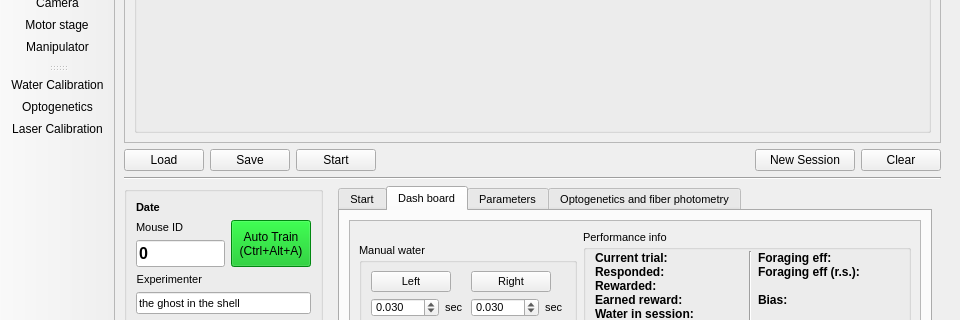
This is src/foraging_gui/ForagingGUI.ui in AllenNeuralDynamics/dynamic-foraging-task as Qt 5 draws it before an edit; both pictures show x 0 to 960 and y 158 to 478 of the 960 by 725 pixel window. The edited form follows.
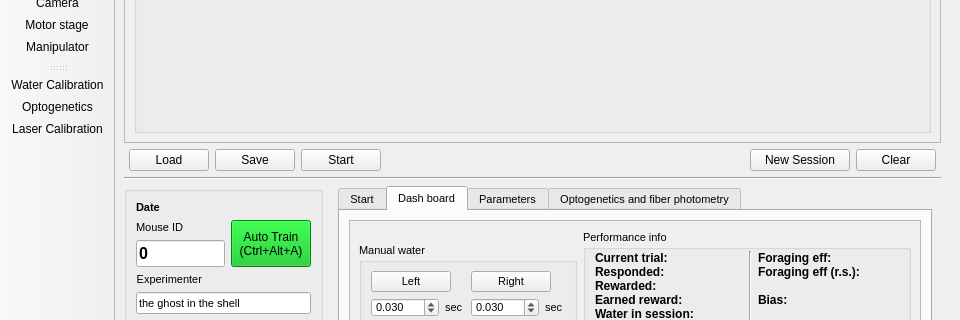
This is the edited form. The open tabs and pages were chosen to show the change. Icons and pictures are not drawn.

Commit message: adjust margin

Patch:
```diff
--- a/src/foraging_gui/ForagingGUI.ui
+++ b/src/foraging_gui/ForagingGUI.ui
@@ -42,6 +42,9 @@
     </sizepolicy>
    </property>
    <layout class="QVBoxLayout" name="verticalLayout_12">
+    <property name="leftMargin">
+     <number>9</number>
+    </property>
     <item>
      <layout class="QVBoxLayout" name="verticalLayout_7">
       <property name="leftMargin">
@@ -111,6 +114,12 @@
       </item>
       <item>
        <layout class="QGridLayout" name="gridLayout_5">
+        <property name="leftMargin">
+         <number>5</number>
+        </property>
+        <property name="rightMargin">
+         <number>5</number>
+        </property>
         <item row="0" column="1">
          <widget class="QPushButton" name="Save">
           <property name="sizePolicy">
```
Left out of the diff: 6 changed lines with no effect on the pictures.
